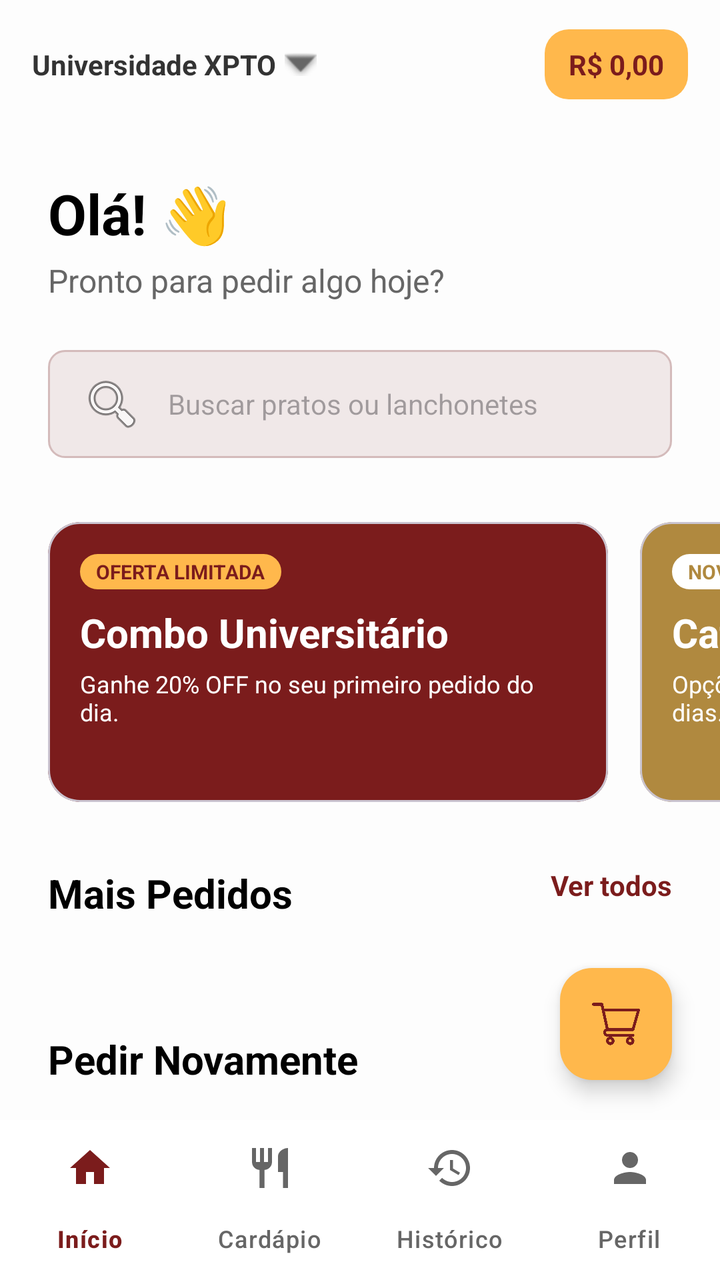
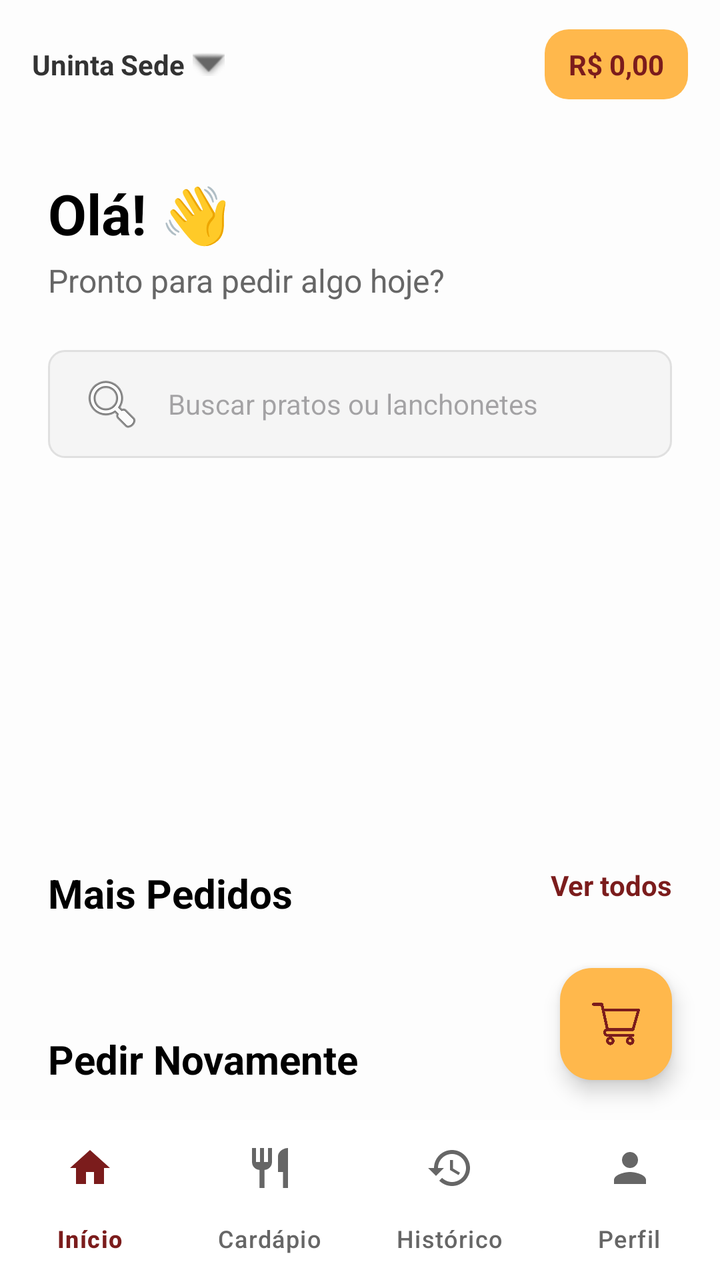

Compare the two renders of this Android layout. The source of the first and the diff that turns it into the second are given below.
<!-- AndroidManifest.xml: application theme Theme.UniEat -->
<!-- res/layout/activity_student_home.xml -->
<?xml version="1.0" encoding="utf-8"?>
<androidx.constraintlayout.widget.ConstraintLayout xmlns:android="http://schemas.android.com/apk/res/android"
    xmlns:app="http://schemas.android.com/apk/res-auto"
    android:layout_width="match_parent"
    android:layout_height="match_parent"
    android:background="#FDFDFD"
    android:fitsSystemWindows="true">

    
    <androidx.constraintlayout.widget.ConstraintLayout
        android:id="@+id/topBar"
        android:layout_width="match_parent"
        android:layout_height="64dp"
        android:paddingHorizontal="16dp"
        app:layout_constraintTop_toTopOf="parent">


        <LinearLayout
            android:layout_width="wrap_content"
            android:layout_height="wrap_content"
            android:layout_marginStart="8dp"
            android:gravity="center_vertical"
            android:orientation="horizontal"
            app:layout_constraintBottom_toBottomOf="parent"
            app:layout_constraintTop_toTopOf="parent">

            <TextView
                android:layout_width="wrap_content"
                android:layout_height="wrap_content"
                android:text="Universidade XPTO"
                android:textColor="#333333"
                android:textSize="14sp"
                android:textStyle="bold" />

            <ImageView
                android:layout_width="16dp"
                android:layout_height="16dp"
                android:layout_marginStart="4dp"
                android:src="@android:drawable/arrow_down_float"
                app:tint="#666666" />
        </LinearLayout>

        <TextView
            android:id="@+id/tvBalance"
            android:layout_width="wrap_content"
            android:layout_height="wrap_content"
            android:background="@drawable/shape_badge_destaque"
            android:backgroundTint="#FFB84C"
            android:paddingHorizontal="12dp"
            android:paddingVertical="8dp"
            android:text="R$ 0,00"
            android:textColor="#7B1C1C"
            android:textSize="14sp"
            android:textStyle="bold"
            app:layout_constraintBottom_toBottomOf="parent"
            app:layout_constraintEnd_toEndOf="parent"
            app:layout_constraintTop_toTopOf="parent" />
    </androidx.constraintlayout.widget.ConstraintLayout>

    <androidx.core.widget.NestedScrollView
        android:layout_width="match_parent"
        android:layout_height="0dp"
        app:layout_constraintBottom_toTopOf="@+id/bottomNavigation"
        app:layout_constraintTop_toBottomOf="@id/topBar"
        app:layout_constraintStart_toStartOf="parent"
        app:layout_constraintEnd_toEndOf="parent">

        <LinearLayout
            android:layout_width="match_parent"
            android:layout_height="wrap_content"
            android:orientation="vertical"
            android:paddingBottom="80dp">

            
            <LinearLayout
                android:layout_width="match_parent"
                android:layout_height="wrap_content"
                android:orientation="vertical"
                android:paddingHorizontal="24dp"
                android:paddingTop="24dp">

                <TextView
                    android:id="@+id/tvWelcomeName"
                    android:layout_width="wrap_content"
                    android:layout_height="wrap_content"
                    android:text="Olá! 👋"
                    android:textColor="#000000"
                    android:textSize="28sp"
                    android:textStyle="bold" />

                <TextView
                    android:layout_width="wrap_content"
                    android:layout_height="wrap_content"
                    android:layout_marginTop="4dp"
                    android:text="Pronto para pedir algo hoje?"
                    android:textColor="#666666"
                    android:textSize="16sp" />
            </LinearLayout>

            
            <EditText
                android:id="@+id/etSearch"
                android:layout_width="match_parent"
                android:layout_height="54dp"
                android:layout_marginHorizontal="24dp"
                android:layout_marginTop="24dp"
                android:background="@drawable/shape_toggle_bg"
                android:drawableStart="@android:drawable/ic_menu_search"
                android:drawablePadding="12dp"
                android:hint="Buscar pratos ou lanchonetes"
                android:inputType="text"
                android:paddingHorizontal="16dp"
                android:textSize="14sp" />

            
            <HorizontalScrollView
                android:layout_width="match_parent"
                android:layout_height="wrap_content"
                android:layout_marginTop="32dp"
                android:clipToPadding="false"
                android:paddingHorizontal="24dp"
                android:scrollbars="none">

                <LinearLayout
                    android:layout_width="wrap_content"
                    android:layout_height="wrap_content"
                    android:orientation="horizontal">

                    <com.google.android.material.card.MaterialCardView
                        android:layout_width="280dp"
                        android:layout_height="140dp"
                        android:layout_marginEnd="16dp"
                        app:cardBackgroundColor="#7B1C1C"
                        app:cardCornerRadius="16dp"
                        app:cardElevation="0dp">

                        <LinearLayout
                            android:layout_width="match_parent"
                            android:layout_height="match_parent"
                            android:orientation="vertical"
                            android:padding="16dp">

                            <TextView
                                android:layout_width="wrap_content"
                                android:layout_height="wrap_content"
                                android:background="@drawable/shape_badge_destaque"
                                android:backgroundTint="#FFB84C"
                                android:paddingHorizontal="8dp"
                                android:paddingVertical="2dp"
                                android:text="OFERTA LIMITADA"
                                android:textColor="#7B1C1C"
                                android:textSize="10sp"
                                android:textStyle="bold" />

                            <TextView
                                android:layout_width="wrap_content"
                                android:layout_height="wrap_content"
                                android:layout_marginTop="8dp"
                                android:text="Combo Universitário"
                                android:textColor="#FFFFFF"
                                android:textSize="20sp"
                                android:textStyle="bold" />

                            <TextView
                                android:layout_width="wrap_content"
                                android:layout_height="wrap_content"
                                android:layout_marginTop="4dp"
                                android:text="Ganhe 20% OFF no seu primeiro pedido do dia."
                                android:textColor="#FFFFFF"
                                android:textSize="12sp" />
                        </LinearLayout>
                    </com.google.android.material.card.MaterialCardView>

                    <com.google.android.material.card.MaterialCardView
                        android:layout_width="280dp"
                        android:layout_height="140dp"
                        app:cardBackgroundColor="#B0893F"
                        app:cardCornerRadius="16dp"
                        app:cardElevation="0dp">

                        <LinearLayout
                            android:layout_width="match_parent"
                            android:layout_height="match_parent"
                            android:orientation="vertical"
                            android:padding="16dp">

                            <TextView
                                android:layout_width="wrap_content"
                                android:layout_height="wrap_content"
                                android:background="@drawable/shape_badge_destaque"
                                android:backgroundTint="#FFFFFF"
                                android:paddingHorizontal="8dp"
                                android:paddingVertical="2dp"
                                android:text="NOVO"
                                android:textColor="#B0893F"
                                android:textSize="10sp"
                                android:textStyle="bold" />

                            <TextView
                                android:layout_width="wrap_content"
                                android:layout_height="wrap_content"
                                android:layout_marginTop="8dp"
                                android:text="Cafeteria RU"
                                android:textColor="#FFFFFF"
                                android:textSize="20sp"
                                android:textStyle="bold" />

                            <TextView
                                android:layout_width="wrap_content"
                                android:layout_height="wrap_content"
                                android:layout_marginTop="4dp"
                                android:text="Opções saudáveis e sucos frescos todos os dias."
                                android:textColor="#FFFFFF"
                                android:textSize="12sp" />
                        </LinearLayout>
                    </com.google.android.material.card.MaterialCardView>
                </LinearLayout>
            </HorizontalScrollView>

            
            <RelativeLayout
                android:layout_width="match_parent"
                android:layout_height="wrap_content"
                android:layout_marginTop="32dp"
                android:paddingHorizontal="24dp">

                <TextView
                    android:layout_width="wrap_content"
                    android:layout_height="wrap_content"
                    android:text="Mais Pedidos"
                    android:textColor="#000000"
                    android:textSize="20sp"
                    android:textStyle="bold" />

                <TextView
                    android:layout_width="wrap_content"
                    android:layout_height="wrap_content"
                    android:layout_alignParentEnd="true"
                    android:text="Ver todos"
                    android:textColor="#7B1C1C"
                    android:textSize="14sp"
                    android:textStyle="bold" />
            </RelativeLayout>

            
            <androidx.recyclerview.widget.RecyclerView
                android:id="@+id/rvFeaturedDishes"
                android:layout_width="match_parent"
                android:layout_height="wrap_content"
                android:layout_marginTop="16dp"
                android:clipToPadding="false"
                android:paddingHorizontal="24dp"
                android:orientation="horizontal"
                app:layoutManager="androidx.recyclerview.widget.LinearLayoutManager" />

            
            <TextView
                android:layout_width="wrap_content"
                android:layout_height="wrap_content"
                android:layout_marginTop="40dp"
                android:paddingHorizontal="24dp"
                android:text="Pedir Novamente"
                android:textColor="#000000"
                android:textSize="20sp"
                android:textStyle="bold" />

            
            <androidx.recyclerview.widget.RecyclerView
                android:id="@+id/rvRecentOrders"
                android:layout_width="match_parent"
                android:layout_height="wrap_content"
                android:layout_marginTop="16dp"
                android:clipToPadding="false"
                android:paddingHorizontal="24dp"
                android:orientation="horizontal"
                app:layoutManager="androidx.recyclerview.widget.LinearLayoutManager" />

        </LinearLayout>
    </androidx.core.widget.NestedScrollView>

    
    <com.google.android.material.floatingactionbutton.FloatingActionButton
        android:id="@+id/fabCart"
        android:layout_width="wrap_content"
        android:layout_height="wrap_content"
        android:layout_marginEnd="24dp"
        android:layout_marginBottom="100dp"
        android:src="@drawable/shopping_cart"
        app:backgroundTint="#FFB84C"
        app:fabSize="normal"
        app:layout_constraintBottom_toBottomOf="parent"
        app:layout_constraintEnd_toEndOf="parent"
        app:tint="#7B1C1C" />

    <TextView
        android:id="@+id/tvCartBadge"
        android:layout_width="22dp"
        android:layout_height="22dp"
        android:background="@drawable/shape_cart_badge"
        android:elevation="12dp"
        android:gravity="center"
        android:textColor="#FFFFFF"
        android:textSize="11sp"
        android:textStyle="bold"
        android:visibility="gone"
        app:layout_constraintTop_toTopOf="@id/fabCart"
        app:layout_constraintEnd_toEndOf="@id/fabCart"
        android:layout_marginTop="-6dp"
        android:layout_marginEnd="-6dp" />

    
    <com.google.android.material.bottomnavigation.BottomNavigationView
        android:id="@+id/bottomNavigation"
        android:layout_width="match_parent"
        android:layout_height="80dp"
        android:background="#FFFFFF"
        app:itemIconTint="@drawable/nav_item_color"
        app:itemTextColor="@drawable/nav_item_color"
        app:elevation="16dp"
        app:labelVisibilityMode="labeled"
        app:menu="@menu/bottom_nav_menu"
        app:layout_constraintBottom_toBottomOf="parent"
        app:layout_constraintStart_toStartOf="parent"
        app:layout_constraintEnd_toEndOf="parent" />

</androidx.constraintlayout.widget.ConstraintLayout>
<!-- resources referenced by this layout -->
<resources>
  <!-- drawable nav_item_color (drawable) -->
  <?xml version="1.0" encoding="utf-8"?>
  <selector xmlns:android="http://schemas.android.com/apk/res/android">
      <item android:color="#7B1C1C" android:state_checked="true" />
      <item android:color="#666666" />
  </selector>
  <!-- drawable shape_badge_destaque (drawable) -->
  <?xml version="1.0" encoding="utf-8"?>
  <shape xmlns:android="http://schemas.android.com/apk/res/android">
      <solid android:color="#FFE8B1" />
      <corners android:radius="12dp" />
  </shape>
  <!-- drawable shape_cart_badge (drawable) -->
  <?xml version="1.0" encoding="utf-8"?>
  <shape xmlns:android="http://schemas.android.com/apk/res/android"
      android:shape="oval">
      <solid android:color="#7B1C1C" />
  </shape>
  <!-- drawable shape_toggle_bg (drawable) -->
  <?xml version="1.0" encoding="utf-8"?>
  <shape xmlns:android="http://schemas.android.com/apk/res/android"
      android:shape="rectangle">
      <solid android:color="#F0E8E8" />
      <stroke
          android:width="1dp"
          android:color="#D4BBBB" />
      <corners android:radius="8dp" />
  </shape>
  <!-- drawable shopping_cart: png bitmap (drawable, 8617 bytes) -->
  <style name="Theme.UniEat" parent="Base.Theme.UniEat" />
  <style name="Base.Theme.UniEat" parent="Theme.Material3.Light.NoActionBar">
  </style>
</resources>

<!-- the commit's change to res/layout/activity_student_home.xml (unified diff, before → after) -->
@@ -27,7 +27,7 @@
             <TextView
                 android:layout_width="wrap_content"
                 android:layout_height="wrap_content"
-                android:text="Universidade XPTO"
+                android:text="Uninta Sede"
                 android:textColor="#333333"
                 android:textSize="14sp"
                 android:textStyle="bold" />
@@ -113,109 +113,16 @@
                 android:textSize="14sp" />
 
             
-            <HorizontalScrollView
-                android:layout_width="match_parent"
-                android:layout_height="wrap_content"
+            <androidx.recyclerview.widget.RecyclerView
+                android:id="@+id/rvBanners"
+                android:layout_width="match_parent"
+                android:layout_height="140dp"
                 android:layout_marginTop="32dp"
                 android:clipToPadding="false"
                 android:paddingHorizontal="24dp"
-                android:scrollbars="none">
-
-                <LinearLayout
-                    android:layout_width="wrap_content"
-                    android:layout_height="wrap_content"
-                    android:orientation="horizontal">
-
-                    <com.google.android.material.card.MaterialCardView
-                        android:layout_width="280dp"
-                        android:layout_height="140dp"
-                        android:layout_marginEnd="16dp"
-                        app:cardBackgroundColor="#7B1C1C"
-                        app:cardCornerRadius="16dp"
-                        app:cardElevation="0dp">
-
-                        <LinearLayout
-                            android:layout_width="match_parent"
-                            android:layout_height="match_parent"
-                            android:orientation="vertical"
-                            android:padding="16dp">
-
-                            <TextView
-                                android:layout_width="wrap_content"
-                                android:layout_height="wrap_content"
-                                android:background="@drawable/shape_badge_destaque"
-                                android:backgroundTint="#FFB84C"
-                                android:paddingHorizontal="8dp"
-                                android:paddingVertical="2dp"
-                                android:text="OFERTA LIMITADA"
-                                android:textColor="#7B1C1C"
-                                android:textSize="10sp"
-                                android:textStyle="bold" />
-
-                            <TextView
-                                android:layout_width="wrap_content"
-                                android:layout_height="wrap_content"
-                                android:layout_marginTop="8dp"
-                                android:text="Combo Universitário"
-                                android:textColor="#FFFFFF"
-                                android:textSize="20sp"
-                                android:textStyle="bold" />
-
-                            <TextView
-                                android:layout_width="wrap_content"
-                                android:layout_height="wrap_content"
-                                android:layout_marginTop="4dp"
-                                android:text="Ganhe 20% OFF no seu primeiro pedido do dia."
-                                android:textColor="#FFFFFF"
-                                android:textSize="12sp" />
-                        </LinearLayout>
-                    </com.google.android.material.card.MaterialCardView>
-
-                    <com.google.android.material.card.MaterialCardView
-                        android:layout_width="280dp"
-                        android:layout_height="140dp"
-                        app:cardBackgroundColor="#B0893F"
-                        app:cardCornerRadius="16dp"
-                        app:cardElevation="0dp">
-
-                        <LinearLayout
-                            android:layout_width="match_parent"
-                            android:layout_height="match_parent"
-                            android:orientation="vertical"
-                            android:padding="16dp">
-
-                            <TextView
-                                android:layout_width="wrap_content"
-                                android:layout_height="wrap_content"
-                                android:background="@drawable/shape_badge_destaque"
-                                android:backgroundTint="#FFFFFF"
-                                android:paddingHorizontal="8dp"
-                                android:paddingVertical="2dp"
-                                android:text="NOVO"
-                                android:textColor="#B0893F"
-                                android:textSize="10sp"
-                                android:textStyle="bold" />
-
-                            <TextView
-                                android:layout_width="wrap_content"
-                                android:layout_height="wrap_content"
-                                android:layout_marginTop="8dp"
-                                android:text="Cafeteria RU"
-                                android:textColor="#FFFFFF"
-                                android:textSize="20sp"
-                                android:textStyle="bold" />
-
-                            <TextView
-                                android:layout_width="wrap_content"
-                                android:layout_height="wrap_content"
-                                android:layout_marginTop="4dp"
-                                android:text="Opções saudáveis e sucos frescos todos os dias."
-                                android:textColor="#FFFFFF"
-                                android:textSize="12sp" />
-                        </LinearLayout>
-                    </com.google.android.material.card.MaterialCardView>
-                </LinearLayout>
-            </HorizontalScrollView>
+                android:orientation="horizontal"
+                android:scrollbars="none"
+                app:layoutManager="androidx.recyclerview.widget.LinearLayoutManager" />
 
             
             <RelativeLayout
<!-- resource entries referenced after the edit -->
@@ -22,10 +22,10 @@
   <?xml version="1.0" encoding="utf-8"?>
   <shape xmlns:android="http://schemas.android.com/apk/res/android"
       android:shape="rectangle">
-      <solid android:color="#F0E8E8" />
+      <solid android:color="#F5F5F5" />
       <stroke
           android:width="1dp"
-          android:color="#D4BBBB" />
+          android:color="#E0E0E0" />
       <corners android:radius="8dp" />
   </shape>
   <!-- drawable shopping_cart: png bitmap (drawable, 8617 bytes) -->
